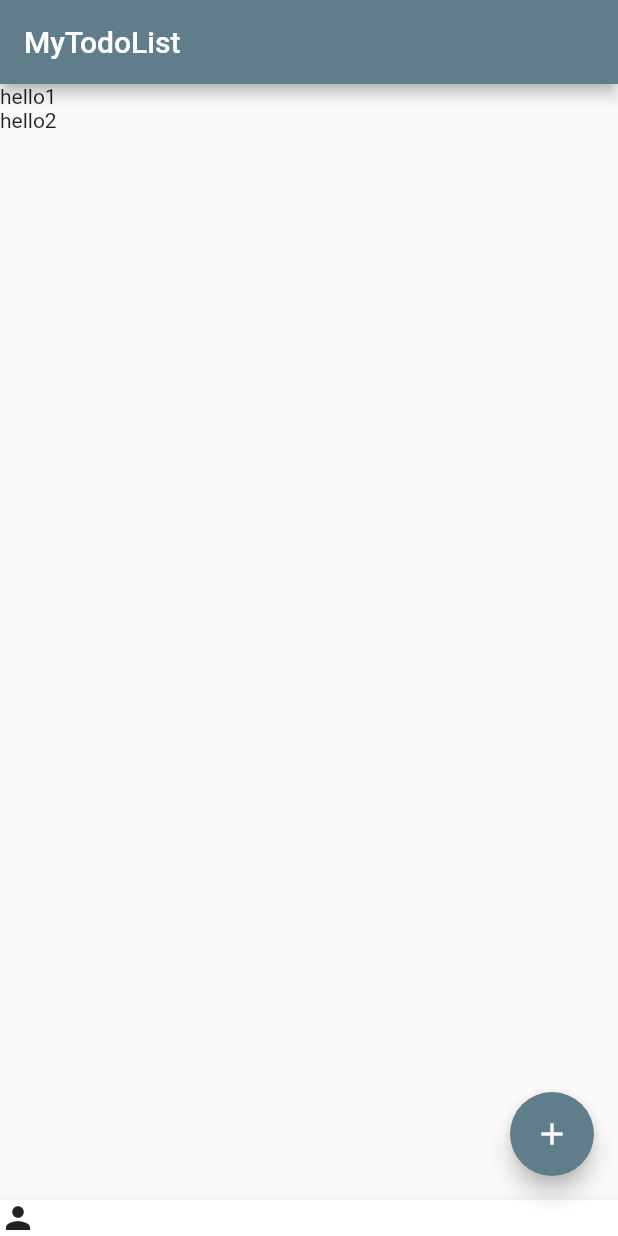
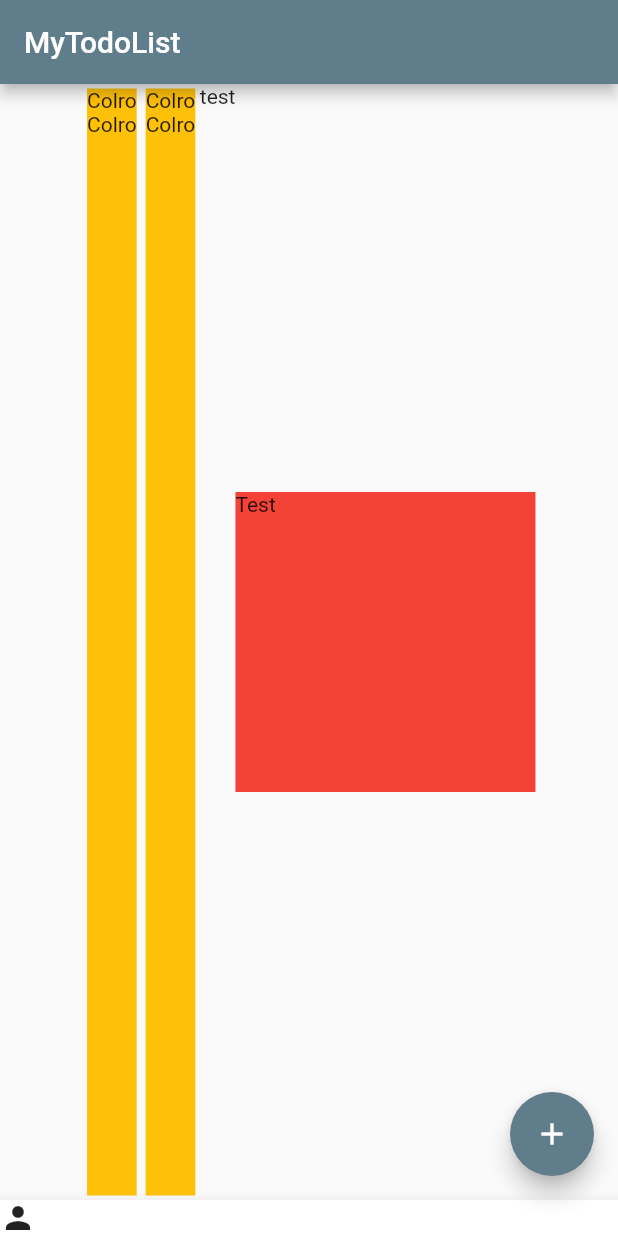
Before and after one commit to K-Sato1995/flutter_play_ground, a Flutter app: the screen it shows after launch, on a phone screen of 412 x 824 dp. Run offline on Flutter 3.47's test engine with Material 2 defaults, Android fonts, the phone set to English and light mode, and no system bars.

Commit message:
Add simple widgets

```diff
--- a/lib/main.dart
+++ b/lib/main.dart
@@ -35,8 +35,19 @@ class _TodoListState extends State<TodoList> {
             onPressed: () => {print("hello world")},
             tooltip: 'Add Item',
             child: const Icon(Icons.add)),
-        body: ListView(
-          children: [const Text("hello1"), const Text("hello2")],
+        body: Row(
+          mainAxisAlignment: MainAxisAlignment.center,
+          children: [
+            _buildImageColumn(),
+            _buildImageColumn(),
+            Column(children: [Text('test')]),
+            Container(
+              width: 200,
+              height: 200,
+              color: Colors.red,
+              child: Text('Test'),
+            ),
+          ],
         ),
         bottomNavigationBar: BottomAppBar(
           child: Row(
@@ -45,3 +56,14 @@ class _TodoListState extends State<TodoList> {
         ));
   }
 }
+
+Widget _buildImageColumn() {
+  return Container(
+      decoration: const BoxDecoration(
+        color: Colors.amber,
+      ),
+      margin: const EdgeInsets.all(3),
+      child: Column(
+        children: [Text('Colro'), Text('Colro')],
+      ));
+}
```
